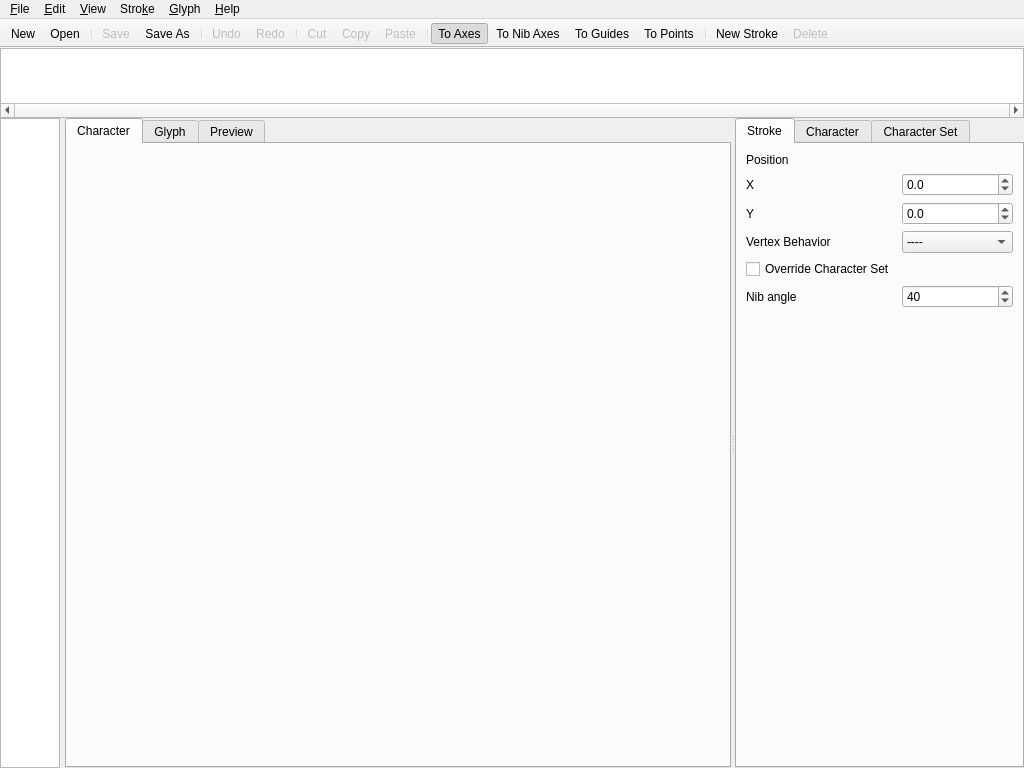
First picture: the form in pytalic2.ui, repository dsizzle/pytalic2, before the edit.
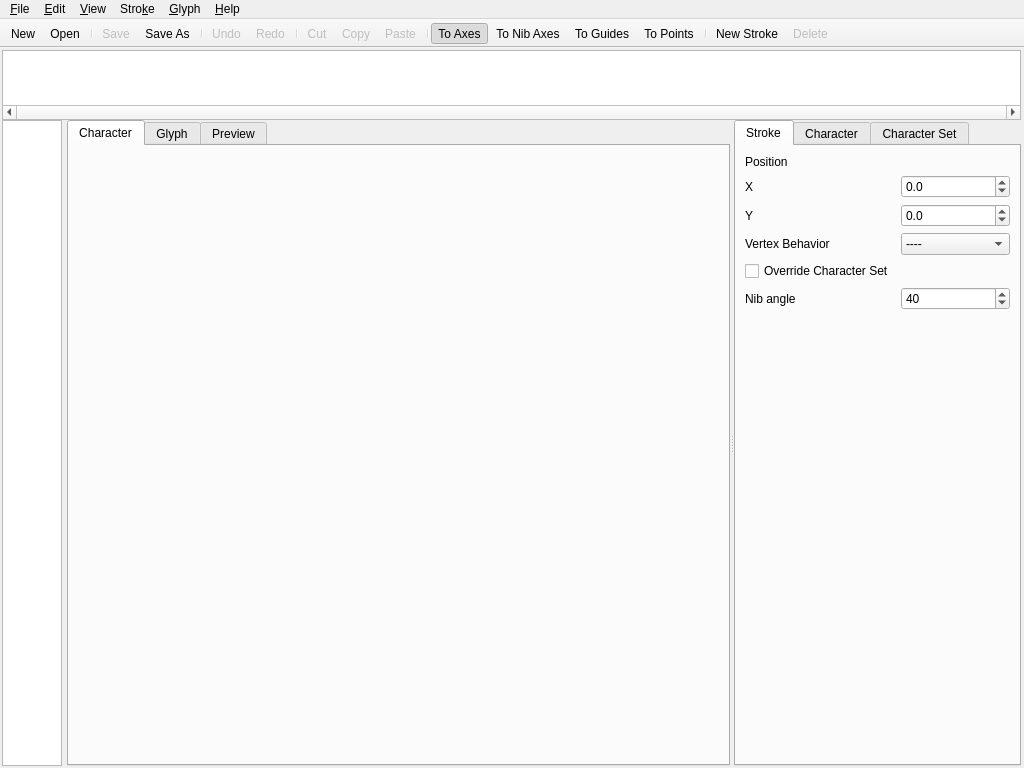
Second picture: the form after the edit. Icons and pictures are not drawn.

Commit message: make icons smaller and add a tiny margin for entire UI

Patch:
```diff
--- a/pytalic2.ui
+++ b/pytalic2.ui
@@ -22,10 +22,19 @@
    </property>
    <layout class="QVBoxLayout" name="verticalLayout">
     <property name="spacing">
-     <number>0</number>
+     <number>2</number>
     </property>
-    <property name="margin">
-     <number>0</number>
+    <property name="leftMargin">
+     <number>2</number>
+    </property>
+    <property name="topMargin">
+     <number>2</number>
+    </property>
+    <property name="rightMargin">
+     <number>3</number>
+    </property>
+    <property name="bottomMargin">
+     <number>2</number>
     </property>
     <item>
      <layout class="QVBoxLayout" name="main_layout">
```
Left out of the diff: 4 changed lines with no effect on the pictures. The commit also changes 1 other file.
